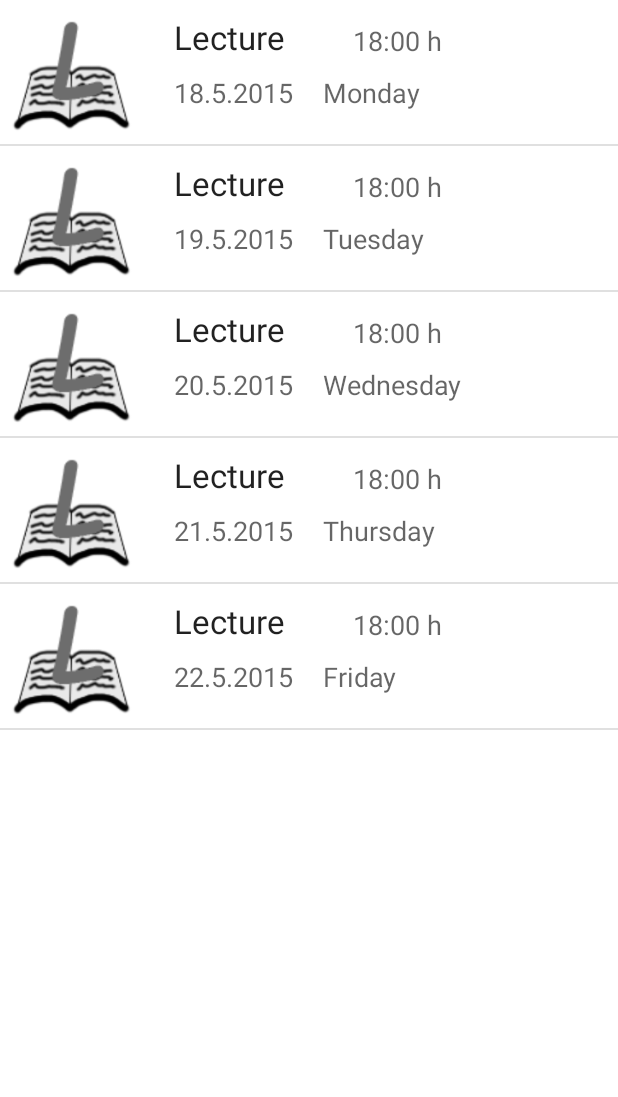
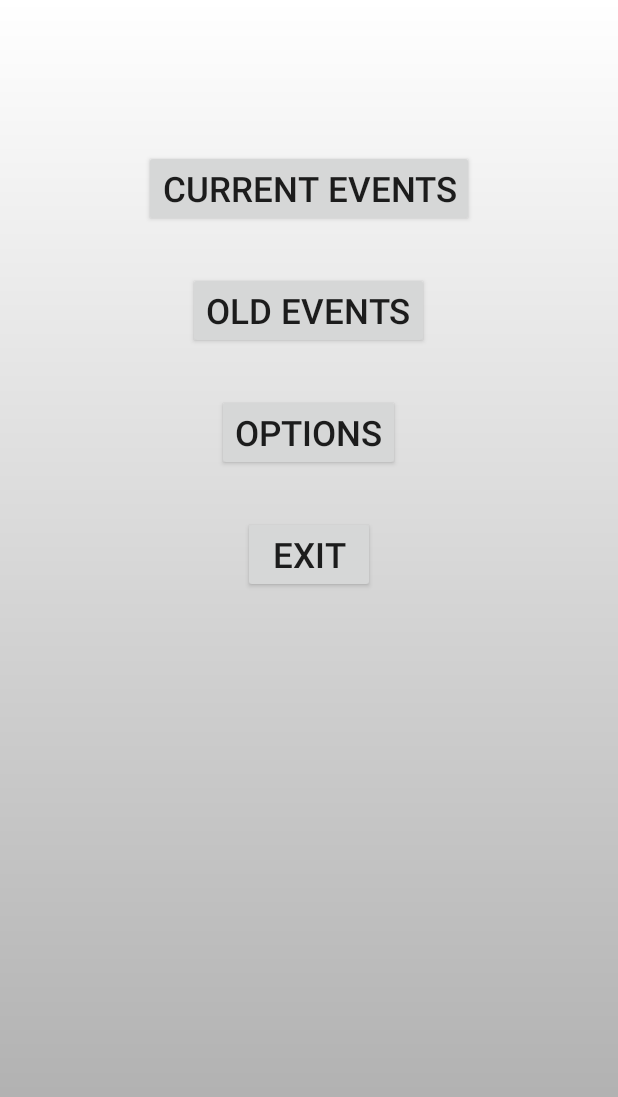
Before and after one commit to TsvetanMilanov/AndroidApplications, an Android app: the screen it shows after launch (MainActivity before the commit, MainMenuActivity after it), on a phone screen of 412 x 824 dp. Shown: the top 1097 px of the screen. Run offline under Robolectric (Android 15) with nearby library versions, the phone set to English and light mode, and no system bars.

Commit message:
Added main menu and it's functionality.

```diff
--- a/UnofficialProjects/TelerikAcademySchedule/app/src/main/AndroidManifest.xml
+++ b/UnofficialProjects/TelerikAcademySchedule/app/src/main/AndroidManifest.xml
@@ -25,7 +25,7 @@
         </activity>
 
         <activity
-            android:name=".MainActivity"
+            android:name=".CurrentEventsActivity"
             android:label="@string/app_name">
             <intent-filter>
                 <action android:name="android.intent.action.VIEW"></action>
--- a/UnofficialProjects/TelerikAcademySchedule/app/src/main/java/lab/chabingba/telerikacademyschedule/Data.java
+++ b/UnofficialProjects/TelerikAcademySchedule/app/src/main/java/lab/chabingba/telerikacademyschedule/Data.java
@@ -1,7 +1,10 @@
 package lab.chabingba.telerikacademyschedule;
 
+import java.io.File;
 import java.util.ArrayList;
 import java.util.Calendar;
+
+import lab.chabingba.telerikacademyschedule.Helpers.Constants;
 
 public final class Data {
 
@@ -10,6 +13,10 @@ public final class Data {
     private static ArrayList<Event> listOfEvents = new ArrayList<>();
 
     private static ArrayList<Event> listOfOldEvents = new ArrayList<>();
+
+    private static File outputFile = new File(Constants.TemplateFileDir, "output.txt");
+
+    private static File outputFileForOldEvents = new File(Constants.TemplateFileDir, "OldEvents.txt");
 
     public static ArrayList<Event> GetListOfEvents() {
         return Data.listOfEvents;
@@ -40,4 +47,12 @@ public final class Data {
     public static void SetCalendar(Calendar value) {
         Data.calendar = value;
     }
+
+    public static File GetOutputFile() {
+        return Data.outputFile;
+    }
+
+    public static File GetOutputFileForOldEvents() {
+        return Data.outputFileForOldEvents;
+    }
 }
--- /dev/null
+++ b/UnofficialProjects/TelerikAcademySchedule/app/src/main/java/lab/chabingba/telerikacademyschedule/Helpers/Engine.java
@@ -0,0 +1,50 @@
+package lab.chabingba.telerikacademyschedule.Helpers;
+
+import android.content.Context;
+
+import java.io.File;
+import java.util.ArrayList;
+import java.util.Collections;
+
+import lab.chabingba.telerikacademyschedule.Data;
+import lab.chabingba.telerikacademyschedule.Event;
+
+/**
+ * Created by Tsvetan on 2015-05-18.
+ */
+public final class Engine {
+    public static void StartEngine(Context context, File outputFile, ArrayList<Event> listOfEvents, File outputFileForOldEvents, ArrayList<Event> listOfOldEvents) {
+        EventHelpers.StartAlarmReceiver(context);
+
+        /* Update the output.txt if an event was edited
+        (on app start Data.listOfEvents is always empty, so only when adding event from edit to it it will have events in it.) */
+
+        UpdateHelpers.UpdateOutputFile(outputFile, listOfEvents);
+
+        //Update the indexes in output file
+        UpdateHelpers.UpdateIndexes(outputFile, listOfEvents);
+
+        Data.SetListValuesOfEvents(listOfEvents);
+
+        EventHelpers.SetInitialDate();
+
+        //Do something only on first app run.
+        EventHelpers.FirstAppRun(context, outputFile, listOfEvents);
+
+        Data.SetListValuesOfEvents(listOfEvents);
+
+        FileHelpers.ReadEventsFromFile(listOfEvents, outputFile);
+
+        FileHelpers.ReadEventsFromFile(listOfOldEvents, outputFileForOldEvents);
+
+        Data.SetListValuesOfOldEvents(listOfOldEvents);
+
+        Data.SetListValuesOfEvents(listOfEvents);
+
+        Collections.sort(listOfEvents);
+
+        UpdateHelpers.UpdateIndexes(outputFile, listOfEvents);
+
+        Data.SetListValuesOfEvents(listOfEvents);
+    }
+}
--- a/UnofficialProjects/TelerikAcademySchedule/app/src/main/java/lab/chabingba/telerikacademyschedule/Helpers/EventHelpers.java
+++ b/UnofficialProjects/TelerikAcademySchedule/app/src/main/java/lab/chabingba/telerikacademyschedule/Helpers/EventHelpers.java
@@ -13,7 +13,7 @@ import java.util.Calendar;
 
 import lab.chabingba.telerikacademyschedule.Data;
 import lab.chabingba.telerikacademyschedule.Event;
-import lab.chabingba.telerikacademyschedule.MainActivity;
+import lab.chabingba.telerikacademyschedule.CurrentEventsActivity;
 import lab.chabingba.telerikacademyschedule.Notifications.AlarmReceiver;
 import lab.chabingba.telerikacademyschedule.Notifications.EventNotificationService;
 
@@ -35,7 +35,7 @@ public final class EventHelpers {
         /* Create the list of events on the first app run. */
             FileHelpers.FirstInitList(outputFile, listOfEvents);
 
-            EventHelpers.AlarmForPendingEvent();
+            EventHelpers.AlarmForPendingEvent(context);
 
             SharedPreferences.Editor editor = sharedPreferences.edit();
             editor.putBoolean("FIRST_RUN", true);
@@ -90,14 +90,14 @@ public final class EventHelpers {
         return eventsNamesAndDates;
     }
 
-    public static void AlarmForPendingEvent() {
+    public static void AlarmForPendingEvent(Context context) {
         Log.i("ALARM", "AlarmForPendingIntentStarted");
 
-        Intent intentForNotification = new Intent(MainActivity.GetContext(), EventNotificationService.class);
+        Intent intentForNotification = new Intent(context, EventNotificationService.class);
 
-        PendingIntent pendingIntent = PendingIntent.getService(MainActivity.GetContext(), 0, intentForNotification, PendingIntent.FLAG_UPDATE_CURRENT);
+        PendingIntent pendingIntent = PendingIntent.getService(context, 0, intentForNotification, PendingIntent.FLAG_UPDATE_CURRENT);
 
-        AlarmManager alarmManager = (AlarmManager) MainActivity.GetContext().getSystemService(Context.ALARM_SERVICE);
+        AlarmManager alarmManager = (AlarmManager) context.getSystemService(Context.ALARM_SERVICE);
 
         //Set the notification time.
         Data.GetCalendar().set(Calendar.HOUR, 10);
--- a/UnofficialProjects/TelerikAcademySchedule/app/src/main/java/lab/chabingba/telerikacademyschedule/MainMenuActivity.java
+++ b/UnofficialProjects/TelerikAcademySchedule/app/src/main/java/lab/chabingba/telerikacademyschedule/MainMenuActivity.java
@@ -3,13 +3,49 @@ package lab.chabingba.telerikacademyschedule;
 import android.app.Activity;
 import android.content.Intent;
 import android.os.Bundle;
+import android.view.View;
+import android.widget.Button;
+import android.widget.Toast;
+
+import java.io.File;
+import java.util.ArrayList;
+
+import lab.chabingba.telerikacademyschedule.Helpers.Constants;
+import lab.chabingba.telerikacademyschedule.Helpers.Engine;
 
 public class MainMenuActivity extends Activity {
+    private ArrayList<Event> listOfOldEvents = Data.GetListOfOldEvents();
+    private ArrayList<Event> listOfEvents = Data.GetListOfEvents();
+
     @Override
     protected void onCreate(Bundle savedInstanceState) {
         super.onCreate(savedInstanceState);
         setContentView(R.layout.main_menu_layout);
-        startActivity(new Intent(this, MainActivity.class));
+
+        Engine.StartEngine(this, Data.GetOutputFile(), listOfEvents, Data.GetOutputFileForOldEvents(), listOfOldEvents);
+
+        Button bCurrentEvents = (Button) findViewById(R.id.bCurrentEvents);
+        Button bOldEvents = (Button) findViewById(R.id.bOldEvents);
+        Button bOptions = (Button) findViewById(R.id.bOptions);
+        Button bExit = (Button) findViewById(R.id.bMainExit);
+    }
+
+    public void StartCurrentEvents(View v) {
+        startActivity(new Intent(this, CurrentEventsActivity.class));
+    }
+
+    public void StartOldEvents(View v) {
+        startActivity(new Intent(this, OldEventsActivity.class));
+    }
+
+    public void StartOptions(View v) {
+        CharSequence message = "Coming soon.";
+        Toast toast;
+        toast = Toast.makeText(this, message, Toast.LENGTH_LONG);
+        toast.show();
+    }
+
+    public void Exit(View v) {
         finish();
     }
 }
--- a/UnofficialProjects/TelerikAcademySchedule/app/src/main/java/lab/chabingba/telerikacademyschedule/Notifications/AlarmReceiver.java
+++ b/UnofficialProjects/TelerikAcademySchedule/app/src/main/java/lab/chabingba/telerikacademyschedule/Notifications/AlarmReceiver.java
@@ -14,6 +14,6 @@ public class AlarmReceiver extends BroadcastReceiver {
     @Override
     public void onReceive(Context context, Intent intent) {
         Log.i("RECEIVER", "RECEIVED");
-        EventHelpers.AlarmForPendingEvent();
+        EventHelpers.AlarmForPendingEvent(context);
     }
 }
--- a/UnofficialProjects/TelerikAcademySchedule/app/src/main/java/lab/chabingba/telerikacademyschedule/OldEventsActivity.java
+++ b/UnofficialProjects/TelerikAcademySchedule/app/src/main/java/lab/chabingba/telerikacademyschedule/OldEventsActivity.java
@@ -154,8 +154,6 @@ public class OldEventsActivity extends ListActivity {
     }
 
     public void onBackPressed() {
-        Intent setIntent = new Intent(OldEventsActivity.this, MainActivity.class);
-        startActivity(setIntent);
         finish();
     }
 
--- a/UnofficialProjects/TelerikAcademySchedule/app/src/main/java/lab/chabingba/telerikacademyschedule/SingleEventEditActivity.java
+++ b/UnofficialProjects/TelerikAcademySchedule/app/src/main/java/lab/chabingba/telerikacademyschedule/SingleEventEditActivity.java
@@ -109,7 +109,7 @@ public class SingleEventEditActivity extends Activity {
                     throw new IllegalArgumentException("Field cannot be empty!");
                 }
 
-                Intent intent = new Intent(SingleEventEditActivity.this, MainActivity.class);
+                Intent intent = new Intent(SingleEventEditActivity.this, CurrentEventsActivity.class);
 
                 Bundle bundle = new Bundle();
                 bundle.putSerializable("Event", editedEvent);
@@ -183,7 +183,7 @@ public class SingleEventEditActivity extends Activity {
 
     @Override
     public void onBackPressed() {
-        Intent setIntent = new Intent(SingleEventEditActivity.this, MainActivity.class);
+        Intent setIntent = new Intent(SingleEventEditActivity.this, CurrentEventsActivity.class);
         startActivity(setIntent);
         finish();
     }
--- a/UnofficialProjects/TelerikAcademySchedule/app/src/main/java/lab/chabingba/telerikacademyschedule/SingleEventViewActivity.java
+++ b/UnofficialProjects/TelerikAcademySchedule/app/src/main/java/lab/chabingba/telerikacademyschedule/SingleEventViewActivity.java
@@ -76,7 +76,7 @@ public class SingleEventViewActivity extends Activity {
                         break;
                     }
                 }
-                Intent setIntent = new Intent(SingleEventViewActivity.this, MainActivity.class);
+                Intent setIntent = new Intent(SingleEventViewActivity.this, CurrentEventsActivity.class);
                 startActivity(setIntent);
                 finish();
             }
@@ -85,7 +85,7 @@ public class SingleEventViewActivity extends Activity {
 
     @Override
     public void onBackPressed() {
-        Intent setIntent = new Intent(SingleEventViewActivity.this, MainActivity.class);
+        Intent setIntent = new Intent(SingleEventViewActivity.this, CurrentEventsActivity.class);
         startActivity(setIntent);
         finish();
     }
--- a/UnofficialProjects/TelerikAcademySchedule/app/src/main/res/layout/main_menu_layout.xml
+++ b/UnofficialProjects/TelerikAcademySchedule/app/src/main/res/layout/main_menu_layout.xml
@@ -1,7 +1,56 @@
 <?xml version="1.0" encoding="utf-8"?>
 <LinearLayout xmlns:android="http://schemas.android.com/apk/res/android"
-    android:layout_width="match_parent" android:layout_height="match_parent"
-    android:background="@drawable/gradient"
-    >
+    android:layout_width="match_parent"
+    android:layout_height="match_parent"
+    android:background="@drawable/gradient">
 
+    <RelativeLayout
+        android:layout_width="match_parent"
+        android:layout_height="match_parent">
+
+        <Button
+            android:layout_width="wrap_content"
+            android:layout_height="wrap_content"
+            android:text="Current Events"
+            android:id="@+id/bCurrentEvents"
+            android:textSize="23dp"
+            android:layout_marginTop="100dp"
+            android:layout_alignParentTop="true"
+            android:layout_centerHorizontal="true"
+            android:saveEnabled="false"
+            android:onClick="StartCurrentEvents" />
+
+        <Button
+            android:layout_width="wrap_content"
+            android:layout_height="wrap_content"
+            android:text="Old Events"
+            android:id="@+id/bOldEvents"
+            android:textSize="23dp"
+            android:layout_below="@+id/bCurrentEvents"
+            android:layout_centerHorizontal="true"
+            android:layout_marginTop="30dp"
+            android:onClick="StartOldEvents" />
+
+        <Button
+            android:layout_width="wrap_content"
+            android:layout_height="wrap_content"
+            android:text="Options"
+            android:id="@+id/bOptions"
+            android:layout_below="@+id/bOldEvents"
+            android:layout_centerHorizontal="true"
+            android:layout_marginTop="30dp"
+            android:textSize="23dp"
+            android:onClick="StartOptions" />
+
+        <Button
+            android:layout_width="wrap_content"
+            android:layout_height="wrap_content"
+            android:text="Exit"
+            android:id="@+id/bMainExit"
+            android:layout_below="@+id/bOptions"
+            android:layout_centerHorizontal="true"
+            android:layout_marginTop="30dp"
+            android:textSize="23dp"
+            android:onClick="Exit" />
+    </RelativeLayout>
 </LinearLayout>
--- a/UnofficialProjects/TelerikAcademySchedule/app/src/main/res/menu/menu.xml
+++ b/UnofficialProjects/TelerikAcademySchedule/app/src/main/res/menu/menu.xml
@@ -10,9 +10,6 @@
     <item
         android:id="@+id/addTenEvents"
         android:title="Add 10 events" />
-    <item
-        android:id="@+id/oldEvents"
-        android:title="Old events" />
 
     <item
         android:id="@+id/removeOldEvents"
@@ -22,8 +19,4 @@
         android:id="@+id/forceNotifications"
         android:title="Force Notifications" />
 
-    <item
-        android:id="@+id/exit"
-        android:title="Exit" />
-
 </menu>
```
Also changed, not shown: UnofficialProjects/TelerikAcademySchedule/app/src/main/java/lab/chabingba/telerikacademyschedule/CurrentEventsActivity.java (added, +174 -0 lines), UnofficialProjects/TelerikAcademySchedule/app/src/main/java/lab/chabingba/telerikacademyschedule/Helpers/NotificationHelpers.java (+5 -5 lines), UnofficialProjects/TelerikAcademySchedule/app/src/main/res/layout/current_events_layout.xml (added, +15 -0 lines), 1 other file.
